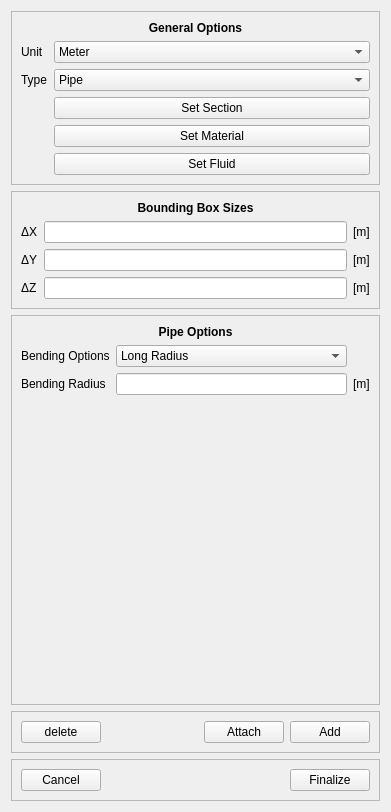
Qt form pulse/interface/ui_files/model/geometry/test_geometry_designer_widget.ui (open-pulse/OpenPulse) before a commit.
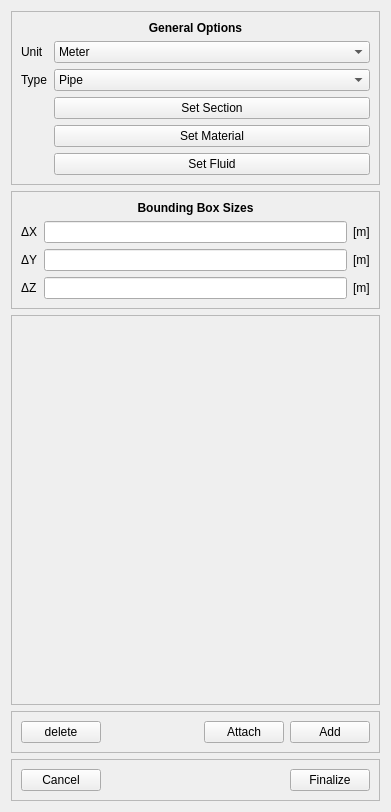
The same form after that commit.

Commit message: configure edit pipe widget

Patch:
```diff
--- a/pulse/interface/ui_files/model/geometry/test_geometry_designer_widget.ui
+++ b/pulse/interface/ui_files/model/geometry/test_geometry_designer_widget.ui
@@ -265,90 +265,8 @@
      <property name="currentIndex">
       <number>0</number>
      </property>
-     <widget class="QWidget" name="pipe_options_page">
-      <layout class="QVBoxLayout" name="verticalLayout_5">
-       <item>
-        <widget class="QLabel" name="pipe_options_label">
-         <property name="font">
-          <font>
-           <weight>75</weight>
-           <bold>true</bold>
-          </font>
-         </property>
-         <property name="text">
-          <string>Pipe Options</string>
-         </property>
-         <property name="alignment">
-          <set>Qt::AlignCenter</set>
-         </property>
-        </widget>
-       </item>
-       <item>
-        <layout class="QGridLayout" name="gridLayout_3">
-         <item row="1" column="2">
-          <widget class="QLineEdit" name="bending_radius_line_edit"/>
-         </item>
-         <item row="1" column="1">
-          <widget class="QLabel" name="bending_radius_label">
-           <property name="text">
-            <string>Bending Radius</string>
-           </property>
-          </widget>
-         </item>
-         <item row="0" column="1">
-          <widget class="QLabel" name="bending_options_label">
-           <property name="text">
-            <string>Bending Options</string>
-           </property>
-          </widget>
-         </item>
-         <item row="0" column="2">
-          <widget class="QComboBox" name="bending_options_combobox">
-           <item>
-            <property name="text">
-             <string>Long Radius</string>
-            </property>
-           </item>
-           <item>
-            <property name="text">
-             <string>Short Radius</string>
-            </property>
-           </item>
-           <item>
-            <property name="text">
-             <string>User-Defined</string>
-            </property>
-           </item>
-           <item>
-            <property name="text">
-             <string>Disabled</string>
-            </property>
-           </item>
-          </widget>
-         </item>
-         <item row="1" column="3">
-          <widget class="QLabel" name="bending_radius_unity_label">
-           <property name="text">
-            <string>[m]</string>
-           </property>
-          </widget>
-         </item>
-        </layout>
-       </item>
-       <item>
-        <spacer name="verticalSpacer">
-         <property name="orientation">
-          <enum>Qt::Vertical</enum>
-         </property>
-         <property name="sizeHint" stdset="0">
-          <size>
-           <width>20</width>
-           <height>40</height>
-          </size>
-         </property>
-        </spacer>
-       </item>
-      </layout>
+     <widget class="QWidget" name="empty_widget">
+      <layout class="QVBoxLayout" name="verticalLayout_5"/>
      </widget>
      <widget class="QWidget" name="page_2"/>
     </widget>
```
Left out of the diff: 4 changed lines with no effect on the pictures. The commit also changes 4 other files.
